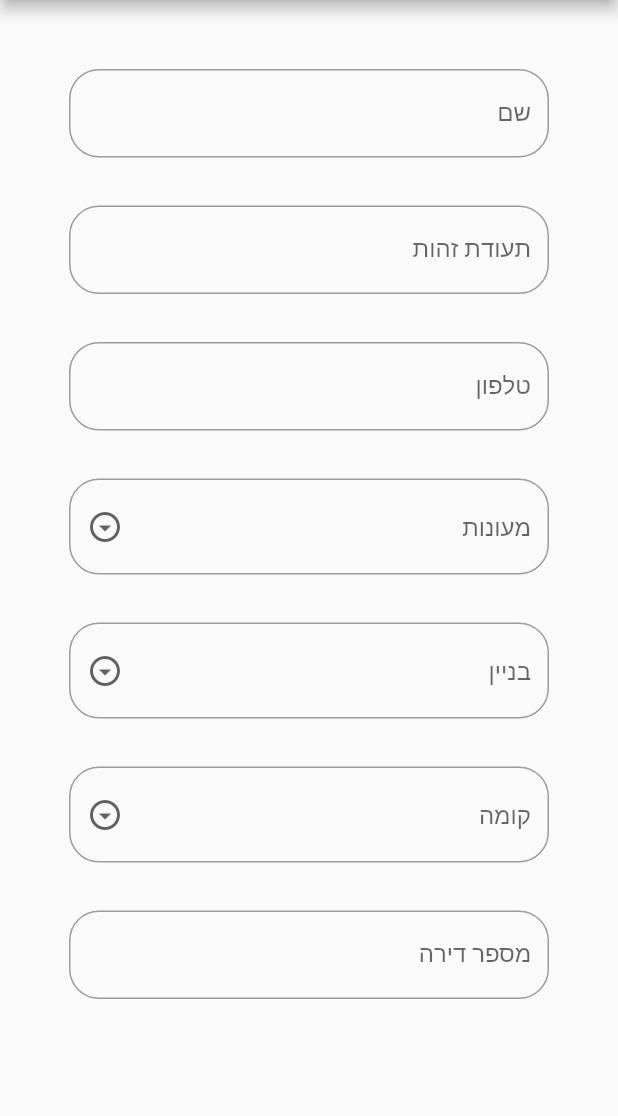
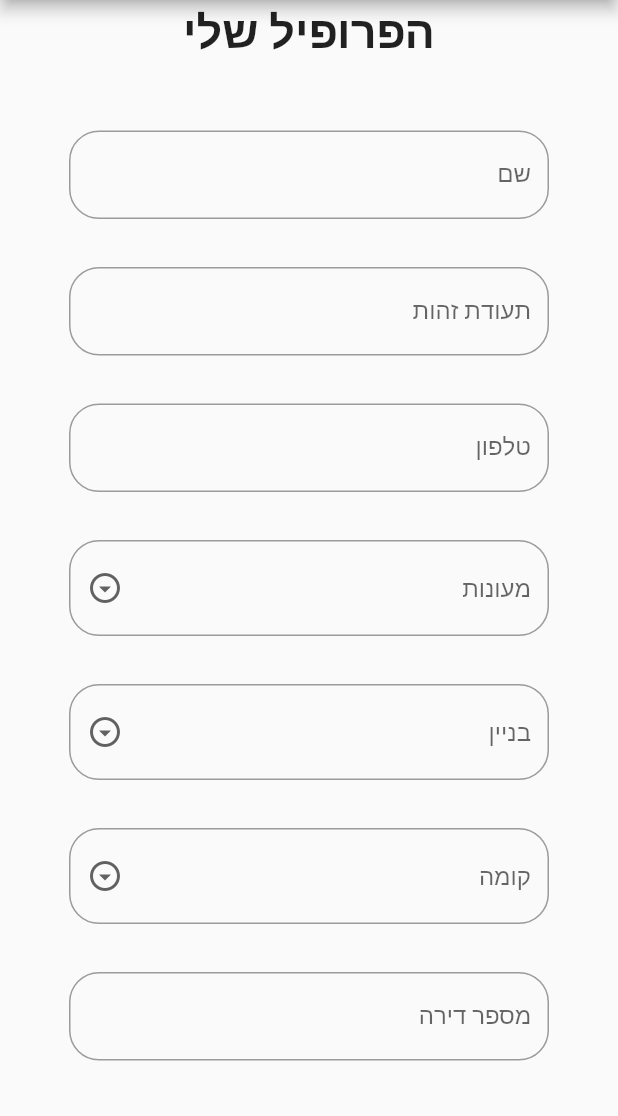
Before and after one commit to dannybroyd/meonot, a Flutter app: the ProfilePage screen opened by its route, on a phone screen of 412 x 824 dp, the part 120-1236 px from its top. Run offline on Flutter 3.47's test engine with Material 2 defaults, Android fonts, the phone set to English and light mode, and no system bars; drawn by our look-alikes of flutter_form_builder; our stand-ins replace hive, hive_flutter; accounts and stored records are empty.

Commit message:
profile button leads to home page
added title for the profile page and the button sends to the home page

```diff
--- a/meonot_app/our_app/lib/pages/profile.dart
+++ b/meonot_app/our_app/lib/pages/profile.dart
@@ -21,7 +21,11 @@ class _ProfileFormState extends State<ProfilePage> {
       textDirection: TextDirection.rtl,
       child: Scaffold(
         appBar: const MyAppBar(),
-        body: Padding(padding:  const EdgeInsets.all(30),
+        body: Column(
+          children: [
+            const Text("הפרופיל שלי", style: TextStyle(fontWeight: FontWeight.w700, fontSize: 30),),
+            Expanded(
+              child: Padding(padding:  const EdgeInsets.all(30),
                child: FormBuilder(
                 key: _formKey,
                 child: ListView(
@@ -74,7 +78,7 @@ class _ProfileFormState extends State<ProfilePage> {
                     }),
                   DropDownF(
                     name: "floor",
-              hintText:"קומה" ,
+                    hintText:"קומה",
                     lst: all_floors,
                     onChanged: (val){
                       // TODO: function
@@ -98,6 +102,7 @@ class _ProfileFormState extends State<ProfilePage> {
                     myProfile.floor = _formKey.currentState!.fields['floor']!.value;
                     myProfile.appartment = _formKey.currentState!.fields['appartment']!.value;
                     myProfile.updateData();
+                    Navigator.push(context,MaterialPageRoute(builder: (context) =>const HomePage()));
                     });  // saves the values
                   },
                   style:
@@ -107,6 +112,9 @@ class _ProfileFormState extends State<ProfilePage> {
                )),
               ),
             ),
+          ],
+        ),
+      ),
     );
   }
 }
```
Lines whose indentation alone changed are shown as unchanged.
